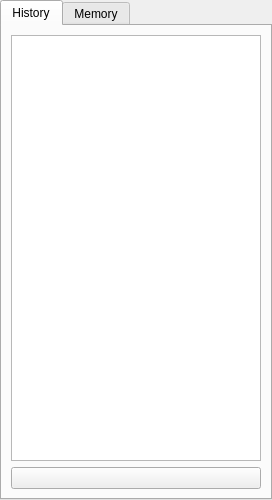
First picture: the form in FormCalculator/twstandardhiddenpanel.ui, repository K-apollo/OmniversalEngineCalc, before the edit.
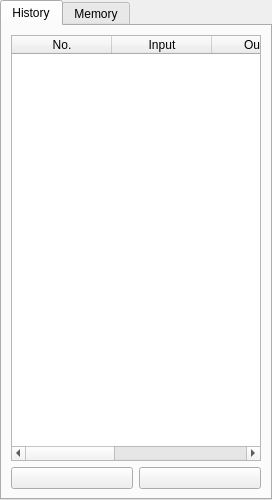
Second picture: the form after the edit. The open tabs and pages were chosen to show the change. Icons and pictures are not drawn.

Commit message: 20250409 UI standard > hidden panel 동작

```diff
--- a/FormCalculator/twstandardhiddenpanel.ui
+++ b/FormCalculator/twstandardhiddenpanel.ui
@@ -21,10 +21,7 @@
     <string>History</string>
    </attribute>
    <layout class="QGridLayout" name="gridLayout">
-    <item row="0" column="0">
-     <widget class="QTableWidget" name="twHistory"/>
-    </item>
-    <item row="1" column="0">
+    <item row="1" column="1">
      <widget class="QPushButton" name="btnClear01">
       <property name="text">
        <string/>
@@ -34,6 +31,46 @@
       </property>
      </widget>
     </item>
+    <item row="1" column="0">
+     <widget class="QPushButton" name="pushButton">
+      <property name="text">
+       <string/>
+      </property>
+      <property name="icon">
+       <iconset>
+        <normaloff>../icon/refresh_button.png</normaloff>../icon/refresh_button.png</iconset>
+      </property>
+     </widget>
+    </item>
+    <item row="0" column="0" colspan="2">
+     <widget class="QTableWidget" name="twHistory">
+      <column>
+       <property name="text">
+        <string>No.</string>
+       </property>
+      </column>
+      <column>
+       <property name="text">
+        <string>Input</string>
+       </property>
+      </column>
+      <column>
+       <property name="text">
+        <string>Output</string>
+       </property>
+      </column>
+      <column>
+       <property name="text">
+        <string>Date</string>
+       </property>
+      </column>
+      <column>
+       <property name="text">
+        <string>Time</string>
+       </property>
+      </column>
+     </widget>
+    </item>
    </layout>
   </widget>
   <widget class="QWidget" name="tab02Memory">
```
Left out of the diff: 51 changed lines with no effect on the pictures. The commit also changes 7 other files.
